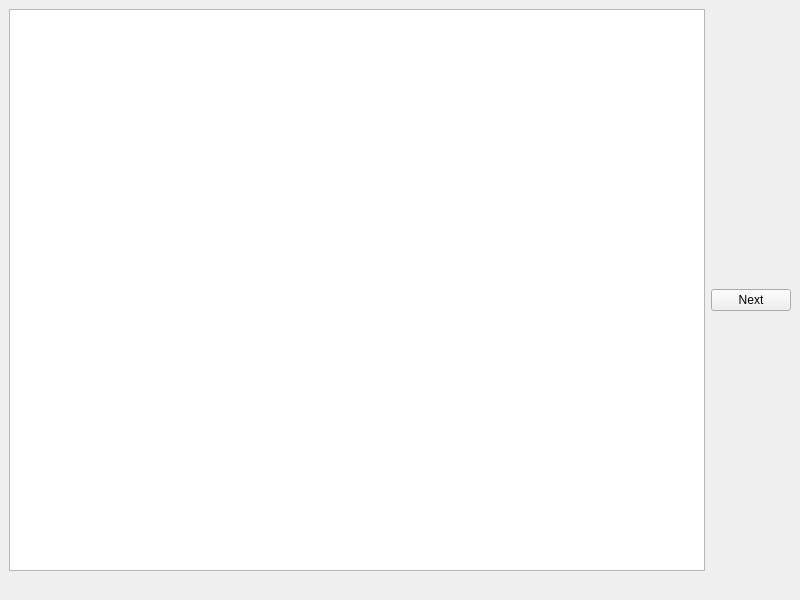
First picture: the form in mainwindow.ui, repository dantrag/spot_generator, before the edit.
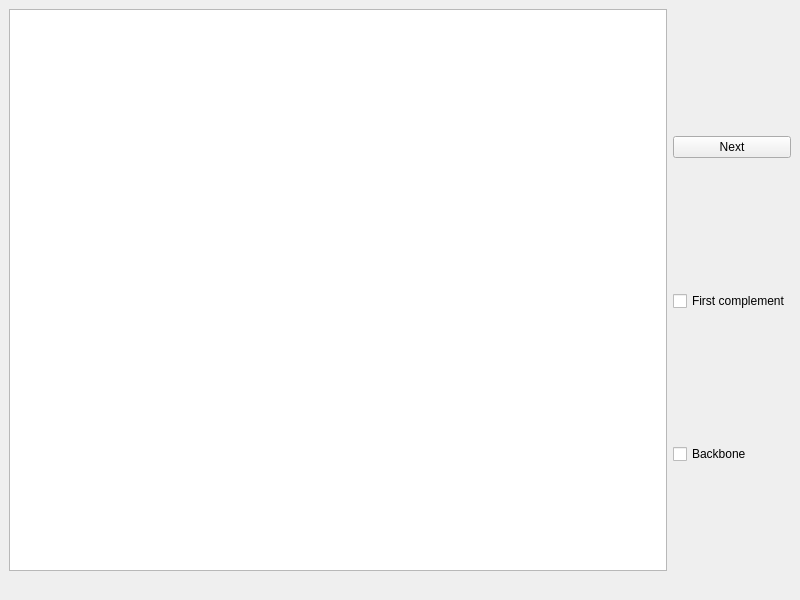
Second picture: the form after the edit.

Commit message: Added internal curvature smoothing with artifacts removal; small UI update

The edit to the form file:
```diff
--- a/mainwindow.ui
+++ b/mainwindow.ui
@@ -30,11 +30,29 @@
      </layout>
     </item>
     <item>
+     <layout class="QVBoxLayout" name="static2">
+      <item>
      <widget class="QPushButton" name="next_button">
       <property name="text">
        <string>Next</string>
       </property>
      </widget>
+      </item>
+      <item>
+       <widget class="QCheckBox" name="complement_checkbox">
+        <property name="text">
+         <string>First complement</string>
+        </property>
+       </widget>
+      </item>
+      <item>
+       <widget class="QCheckBox" name="backbone_checkbox">
+        <property name="text">
+         <string>Backbone</string>
+        </property>
+       </widget>
+      </item>
+     </layout>
     </item>
    </layout>
   </widget>
```
Lines whose indentation alone changed are shown as unchanged. The commit also changes 2 other files.
